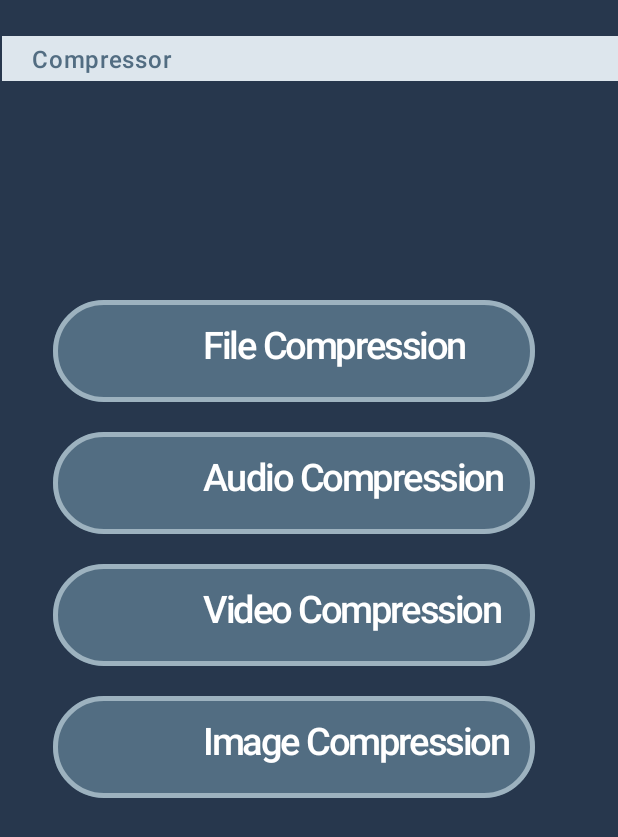
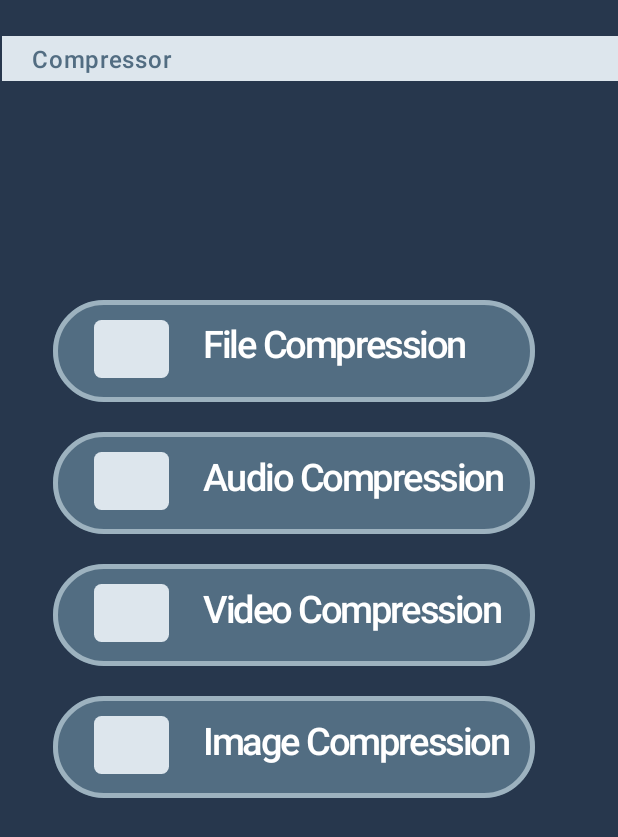
Before and after one commit to trueharmonyalan/fileco, an Android app built with Jetpack Compose: the screen it shows after launch (MainActivity), on a phone screen of 412 x 824 dp. Shown: the top 837 px of the screen. Run offline under Robolectric (Android 15) with nearby library versions, the phone set to English and light mode, and no system bars.

Commit message:
rounded Rectangle for each option logo

```diff
--- a/app/src/main/java/com/example/fileco/MainActivity.kt
+++ b/app/src/main/java/com/example/fileco/MainActivity.kt
@@ -125,18 +125,47 @@ fun CustomButton() {
                     .border(3.dp, color = ButtonStorkeColor, shape = RoundedCornerShape(60.dp))
 
 
+
             ){
+
+
+
+
                 Text(
+                    modifier = Modifier
+                        .offset(x=100.dp,y=15.dp),
                     text ="File Compression",
                     fontSize = 25.sp,
                     color = Color.White,
                     letterSpacing = -1.sp,
                     fontWeight = FontWeight.Medium,
 
-                    modifier = Modifier
-                        .offset(x=100.dp,y=16.dp)
+
 
                 )
+                    //logo for file compression
+                Column(
+                    modifier = Modifier
+                        .offset(x=27.dp,y=-16.dp)
+                ) {
+                    Column(
+                        modifier = Modifier
+                            .width(50.dp)
+                            .height(50.dp)
+                            .background( color = Color(android.graphics.Color.parseColor("#DDE6ED")),
+                                shape = RoundedCornerShape(5.dp)
+                            )
+
+
+
+
+
+
+                    ){
+
+                    }
+
+                }
 
             }
 
@@ -175,6 +204,30 @@ fun CustomButton() {
                         .offset(x=100.dp,y=16.dp)
 
                 )
+                //logo for Audio Compression
+                Column(
+                    modifier = Modifier
+                        .offset(x=27.dp,y=-16.dp)
+                ) {
+                    Column(
+                        modifier = Modifier
+                            .width(50.dp)
+                            .height(50.dp)
+                            .background( color = Color(android.graphics.Color.parseColor("#DDE6ED")),
+                                shape = RoundedCornerShape(5.dp)
+                            )
+
+
+
+
+
+
+                    ){
+
+                    }
+
+                }
+
             }
 
 
@@ -212,6 +265,29 @@ fun CustomButton() {
                         .offset(x=100.dp,y=16.dp)
 
                 )
+                //logo for Video Compression
+                Column(
+                    modifier = Modifier
+                        .offset(x=27.dp,y=-16.dp)
+                ) {
+                    Column(
+                        modifier = Modifier
+                            .width(50.dp)
+                            .height(50.dp)
+                            .background( color = Color(android.graphics.Color.parseColor("#DDE6ED")),
+                                shape = RoundedCornerShape(5.dp)
+                            )
+
+
+
+
+
+
+                    ){
+
+                    }
+
+                }
             }
 
 
@@ -249,6 +325,29 @@ fun CustomButton() {
                         .offset(x=100.dp,y=16.dp)
 
                 )
+                //logo for Image Compression
+                Column(
+                    modifier = Modifier
+                        .offset(x=27.dp,y=-16.dp)
+                ) {
+                    Column(
+                        modifier = Modifier
+                            .width(50.dp)
+                            .height(50.dp)
+                            .background( color = Color(android.graphics.Color.parseColor("#DDE6ED")),
+                                shape = RoundedCornerShape(5.dp)
+                            )
+
+
+
+
+
+
+                    ){
+
+                    }
+
+                }
             }
 
 
@@ -258,3 +357,10 @@ fun CustomButton() {
 
 
 }
+
+@Preview
+@Composable
+private fun buttonPrev() {
+    CustomButton()
+
+}
```
